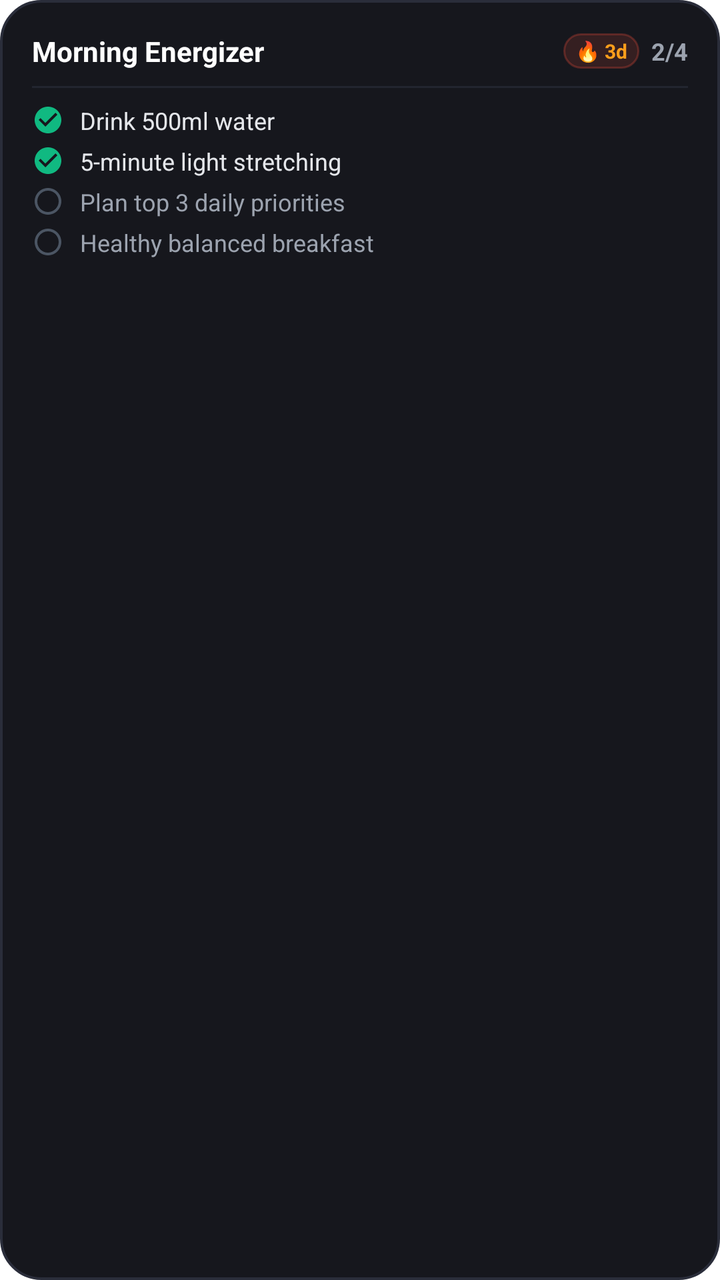
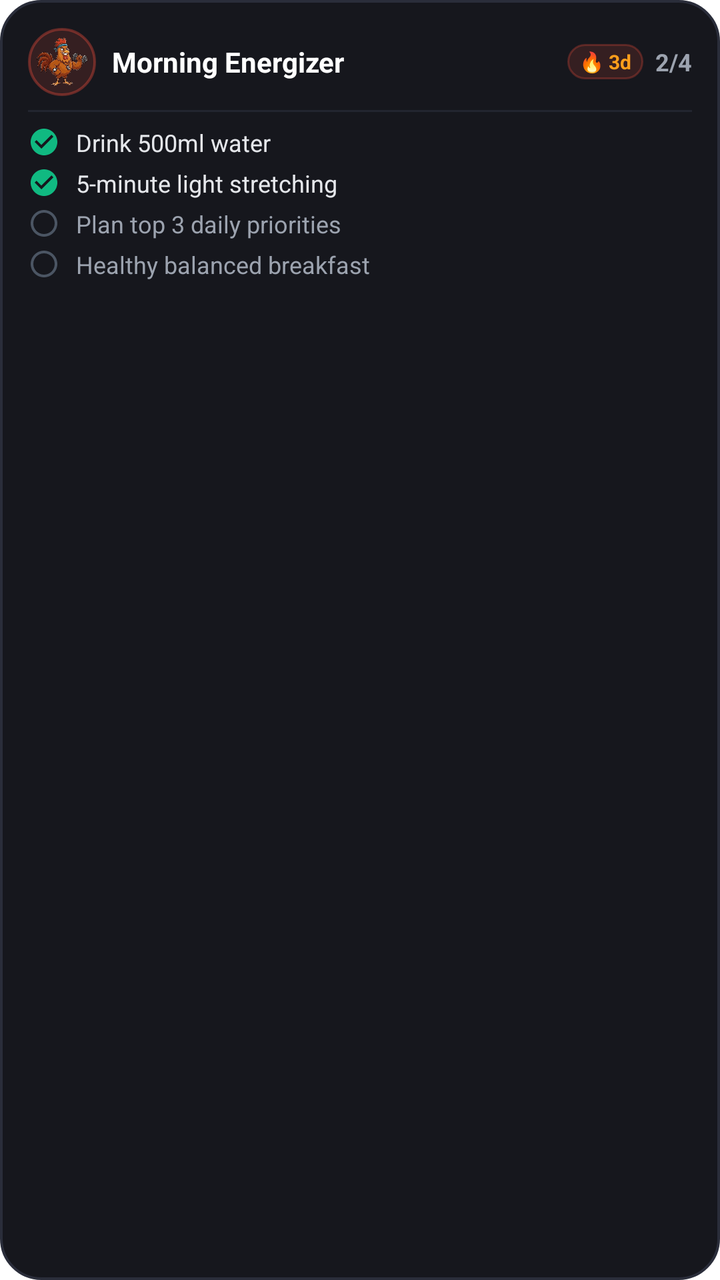

Compare the two renders of this Android layout. The source of the first and the diff that turns it into the second are given below.
<!-- AndroidManifest.xml: fallback theme Theme.MaterialComponents.DayNight.NoActionBar -->
<!-- res/layout/widget_habit_checklist.xml -->
<?xml version="1.0" encoding="utf-8"?>
<LinearLayout xmlns:android="http://schemas.android.com/apk/res/android"
    android:id="@+id/widget_habit_root"
    android:layout_width="match_parent"
    android:layout_height="match_parent"
    android:background="@drawable/widget_card_bg"
    android:orientation="vertical"
    android:padding="16dp">

    
    <LinearLayout
        android:layout_width="match_parent"
        android:layout_height="wrap_content"
        android:gravity="center_vertical"
        android:orientation="horizontal">

        <TextView
            android:id="@+id/tv_habit_title"
            android:layout_width="0dp"
            android:layout_height="wrap_content"
            android:layout_weight="1"
            android:ellipsize="end"
            android:maxLines="1"
            android:text="Morning Energizer"
            android:textColor="#FFFFFF"
            android:textSize="14sp"
            android:textStyle="bold" />

        <TextView
            android:id="@+id/tv_habit_streak"
            android:layout_width="wrap_content"
            android:layout_height="wrap_content"
            android:layout_marginEnd="6dp"
            android:background="@drawable/widget_pill_bg"
            android:paddingStart="6dp"
            android:paddingTop="2dp"
            android:paddingEnd="6dp"
            android:paddingBottom="2dp"
            android:text="🔥 3d"
            android:textColor="#FF9E1B"
            android:textSize="10sp"
            android:textStyle="bold" />

        <TextView
            android:id="@+id/tv_habit_progress"
            android:layout_width="wrap_content"
            android:layout_height="wrap_content"
            android:text="2/4"
            android:textColor="#9CA3AF"
            android:textSize="12sp"
            android:textStyle="bold" />
    </LinearLayout>

    <View
        android:layout_width="match_parent"
        android:layout_height="1dp"
        android:layout_marginTop="8dp"
        android:layout_marginBottom="8dp"
        android:background="#222530" />

    
    <LinearLayout
        android:id="@+id/layout_step_1"
        android:layout_width="match_parent"
        android:layout_height="wrap_content"
        android:layout_marginBottom="4dp"
        android:gravity="center_vertical"
        android:orientation="horizontal">

        <ImageView
            android:id="@+id/iv_step_1"
            android:layout_width="16dp"
            android:layout_height="16dp"
            android:contentDescription="Step status"
            android:src="@drawable/ic_widget_check" />

        <TextView
            android:id="@+id/tv_step_1"
            android:layout_width="match_parent"
            android:layout_height="wrap_content"
            android:layout_marginStart="8dp"
            android:ellipsize="end"
            android:maxLines="1"
            android:text="Drink 500ml water"
            android:textColor="#E5E7EB"
            android:textSize="12sp" />
    </LinearLayout>

    
    <LinearLayout
        android:id="@+id/layout_step_2"
        android:layout_width="match_parent"
        android:layout_height="wrap_content"
        android:layout_marginBottom="4dp"
        android:gravity="center_vertical"
        android:orientation="horizontal">

        <ImageView
            android:id="@+id/iv_step_2"
            android:layout_width="16dp"
            android:layout_height="16dp"
            android:contentDescription="Step status"
            android:src="@drawable/ic_widget_check" />

        <TextView
            android:id="@+id/tv_step_2"
            android:layout_width="match_parent"
            android:layout_height="wrap_content"
            android:layout_marginStart="8dp"
            android:ellipsize="end"
            android:maxLines="1"
            android:text="5-minute light stretching"
            android:textColor="#E5E7EB"
            android:textSize="12sp" />
    </LinearLayout>

    
    <LinearLayout
        android:id="@+id/layout_step_3"
        android:layout_width="match_parent"
        android:layout_height="wrap_content"
        android:layout_marginBottom="4dp"
        android:gravity="center_vertical"
        android:orientation="horizontal">

        <ImageView
            android:id="@+id/iv_step_3"
            android:layout_width="16dp"
            android:layout_height="16dp"
            android:contentDescription="Step status"
            android:src="@drawable/ic_widget_uncheck" />

        <TextView
            android:id="@+id/tv_step_3"
            android:layout_width="match_parent"
            android:layout_height="wrap_content"
            android:layout_marginStart="8dp"
            android:ellipsize="end"
            android:maxLines="1"
            android:text="Plan top 3 daily priorities"
            android:textColor="#9CA3AF"
            android:textSize="12sp" />
    </LinearLayout>

    
    <LinearLayout
        android:id="@+id/layout_step_4"
        android:layout_width="match_parent"
        android:layout_height="wrap_content"
        android:gravity="center_vertical"
        android:orientation="horizontal">

        <ImageView
            android:id="@+id/iv_step_4"
            android:layout_width="16dp"
            android:layout_height="16dp"
            android:contentDescription="Step status"
            android:src="@drawable/ic_widget_uncheck" />

        <TextView
            android:id="@+id/tv_step_4"
            android:layout_width="match_parent"
            android:layout_height="wrap_content"
            android:layout_marginStart="8dp"
            android:ellipsize="end"
            android:maxLines="1"
            android:text="Healthy balanced breakfast"
            android:textColor="#9CA3AF"
            android:textSize="12sp" />
    </LinearLayout>

</LinearLayout>
<!-- resources referenced by this layout -->
<resources>
  <!-- drawable ic_widget_check (drawable) -->
  <vector xmlns:android="http://schemas.android.com/apk/res/android"
      android:width="20dp"
      android:height="20dp"
      android:viewportWidth="24"
      android:viewportHeight="24">
      <path
          android:fillColor="#10B981"
          android:pathData="M12,2C6.48,2 2,6.48 2,12s4.48,10 10,10 10,-4.48 10,-10S17.52,2 12,2zM10,17l-5,-5 1.41,-1.41L10,14.17l7.59,-7.59L19,8l-9,9z"/>
  </vector>
  <!-- drawable ic_widget_uncheck (drawable) -->
  <vector xmlns:android="http://schemas.android.com/apk/res/android"
      android:width="20dp"
      android:height="20dp"
      android:viewportWidth="24"
      android:viewportHeight="24">
      <path
          android:fillColor="#4B5563"
          android:pathData="M12,2C6.48,2 2,6.48 2,12s4.48,10 10,10 10,-4.48 10,-10S17.52,2 12,2zM12,20c-4.42,0 -8,-3.58 -8,-8s3.58,-8 8,-8 8,3.58 8,8 -3.58,8 -8,8z"/>
  </vector>
  <!-- drawable widget_card_bg (drawable) -->
  <?xml version="1.0" encoding="utf-8"?>
  <shape xmlns:android="http://schemas.android.com/apk/res/android"
      android:shape="rectangle">
      <solid android:color="#16171D" />
      <corners android:radius="20dp" />
      <stroke
          android:width="1.2dp"
          android:color="#2A2D3A" />
  </shape>
  <!-- drawable widget_pill_bg (drawable) -->
  <?xml version="1.0" encoding="utf-8"?>
  <shape xmlns:android="http://schemas.android.com/apk/res/android"
      android:shape="rectangle">
      <solid android:color="#26E04A3A" />
      <corners android:radius="10dp" />
      <stroke
          android:width="1dp"
          android:color="#4DE04A3A" />
  </shape>
</resources>

<!-- the commit's change to res/layout/widget_habit_checklist.xml (unified diff, before → after) -->
@@ -5,7 +5,7 @@
     android:layout_height="match_parent"
     android:background="@drawable/widget_card_bg"
     android:orientation="vertical"
-    android:padding="16dp">
+    android:padding="14dp">
 
     
     <LinearLayout
@@ -13,6 +13,23 @@
         android:layout_height="wrap_content"
         android:gravity="center_vertical"
         android:orientation="horizontal">
+
+        <FrameLayout
+            android:id="@+id/layout_habit_mascot_badge"
+            android:layout_width="34dp"
+            android:layout_height="34dp"
+            android:layout_marginEnd="8dp"
+            android:background="@drawable/widget_mascot_halo_roo"
+            android:padding="4dp">
+
+            <ImageView
+                android:id="@+id/iv_habit_mascot"
+                android:layout_width="match_parent"
+                android:layout_height="match_parent"
+                android:contentDescription="@string/widget_mascot_roo_desc"
+                android:scaleType="fitCenter"
+                android:src="@drawable/mascot_widget_roo_momentum" />
+        </FrameLayout>
 
         <TextView
             android:id="@+id/tv_habit_title"
@@ -30,6 +47,7 @@
             android:id="@+id/tv_habit_streak"
             android:layout_width="wrap_content"
             android:layout_height="wrap_content"
+            android:layout_marginStart="6dp"
             android:layout_marginEnd="6dp"
             android:background="@drawable/widget_pill_bg"
             android:paddingStart="6dp"
@@ -54,8 +72,8 @@
     <View
         android:layout_width="match_parent"
         android:layout_height="1dp"
-        android:layout_marginTop="8dp"
-        android:layout_marginBottom="8dp"
+        android:layout_marginTop="7dp"
+        android:layout_marginBottom="7dp"
         android:background="#222530" />
 
     
<!-- resource entries referenced after the edit -->
@@ -20,6 +20,7 @@
           android:fillColor="#4B5563"
           android:pathData="M12,2C6.48,2 2,6.48 2,12s4.48,10 10,10 10,-4.48 10,-10S17.52,2 12,2zM12,20c-4.42,0 -8,-3.58 -8,-8s3.58,-8 8,-8 8,3.58 8,8 -3.58,8 -8,8z"/>
   </vector>
+  <!-- drawable mascot_widget_roo_momentum: png bitmap (drawable-nodpi, 26963 bytes) -->
   <!-- drawable widget_card_bg (drawable) -->
   <?xml version="1.0" encoding="utf-8"?>
   <shape xmlns:android="http://schemas.android.com/apk/res/android"
@@ -29,6 +30,15 @@
       <stroke
           android:width="1.2dp"
           android:color="#2A2D3A" />
+  </shape>
+  <!-- drawable widget_mascot_halo_roo (drawable) -->
+  <?xml version="1.0" encoding="utf-8"?>
+  <shape xmlns:android="http://schemas.android.com/apk/res/android"
+      android:shape="oval">
+      <solid android:color="#26E04A3A" />
+      <stroke
+          android:width="1.2dp"
+          android:color="#66E04A3A" />
   </shape>
   <!-- drawable widget_pill_bg (drawable) -->
   <?xml version="1.0" encoding="utf-8"?>
@@ -40,5 +50,6 @@
           android:width="1dp"
           android:color="#4DE04A3A" />
   </shape>
+  <string name="widget_mascot_roo_desc">Roo companion avatar</string>
 </resources>
 
